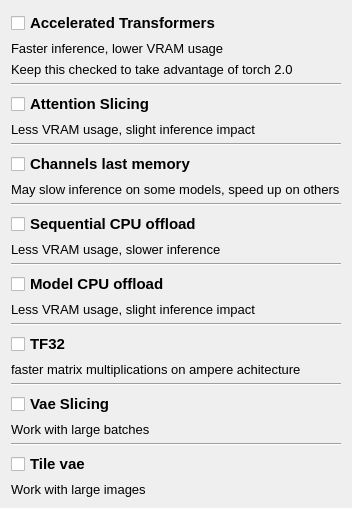
This is src/airunner/pyqt/widgets/memory_preferences.ui in Capsize-Games/airunner as Qt 5 draws it before an edit. The edited form follows.
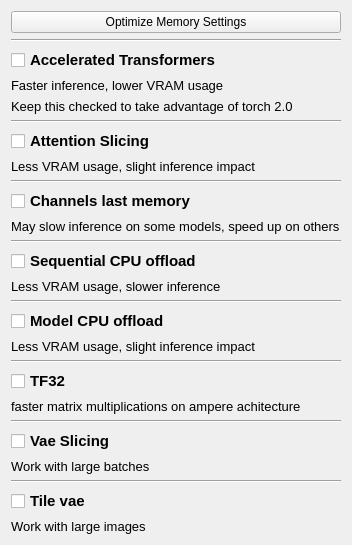
This is the edited form.

Commit message: Adds a button to memory settings which allows optimization of settings

```diff
--- a/src/airunner/pyqt/widgets/memory_preferences.ui
+++ b/src/airunner/pyqt/widgets/memory_preferences.ui
@@ -7,7 +7,7 @@
     <x>0</x>
     <y>0</y>
     <width>352</width>
-    <height>488</height>
+    <height>504</height>
    </rect>
   </property>
   <property name="windowTitle">
@@ -16,6 +16,20 @@
   <layout class="QGridLayout" name="gridLayout">
    <item row="0" column="0">
     <layout class="QVBoxLayout" name="verticalLayout_3">
+     <item>
+      <widget class="QPushButton" name="optimize_memory_button">
+       <property name="text">
+        <string>Optimize Memory Settings</string>
+       </property>
+      </widget>
+     </item>
+     <item>
+      <widget class="Line" name="line_7">
+       <property name="orientation">
+        <enum>Qt::Horizontal</enum>
+       </property>
+      </widget>
+     </item>
      <item>
       <widget class="QCheckBox" name="use_accelerated_transformers">
        <property name="font">
```
The commit also changes 1 other file.
